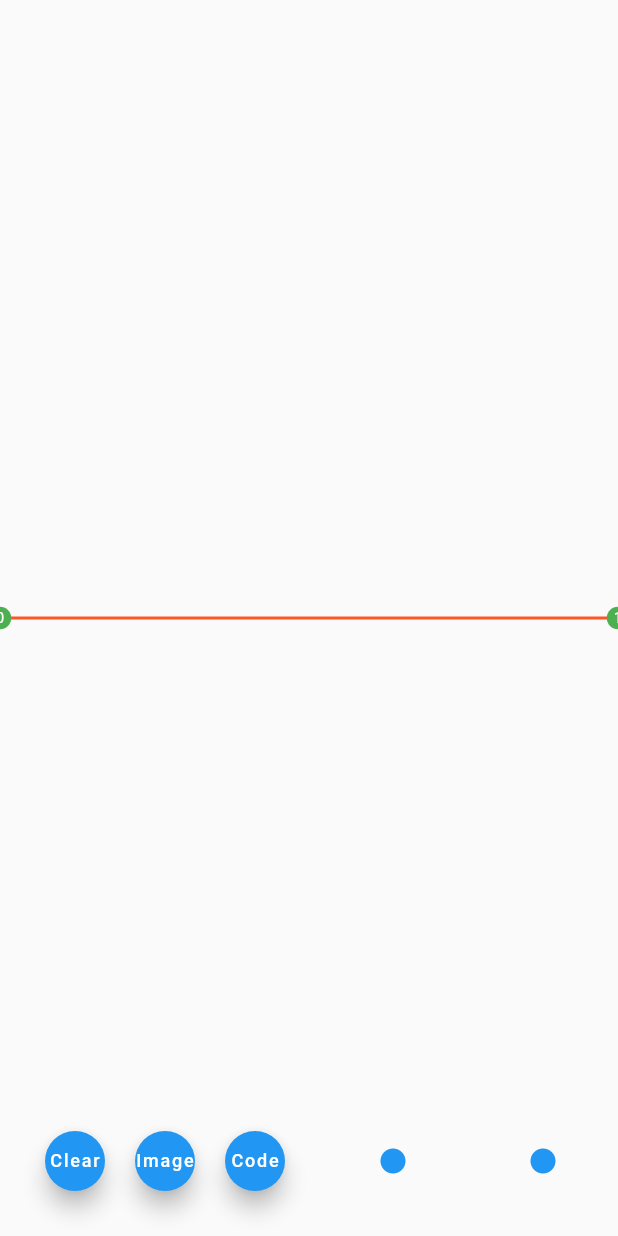
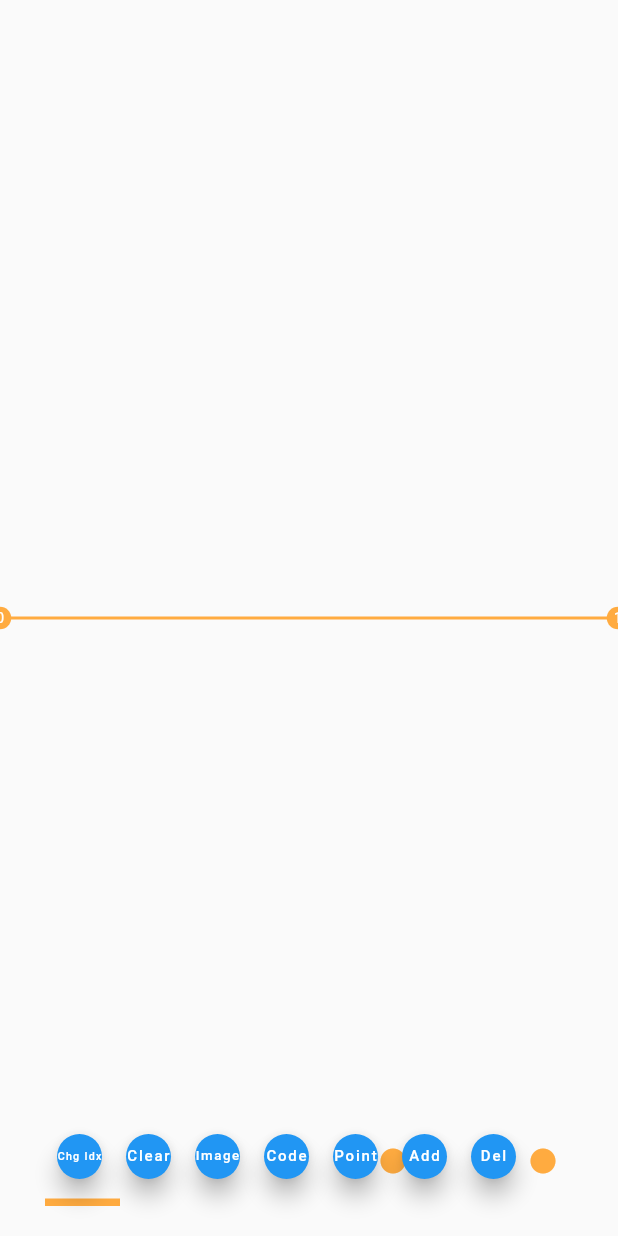
Before and after one commit to XuanTung95/animation_maker, a Flutter app: the screen it shows after launch, after a tap on "Code", on a phone screen of 412 x 824 dp. Run offline on Flutter 3.47's test engine with Material 2 defaults, Android fonts, the phone set to English and light mode, and no system bars; our stand-ins replace image_picker.

Commit message:
add multiple line

```diff
--- a/lib/main.dart
+++ b/lib/main.dart
@@ -48,8 +48,10 @@ class Point {
 
   bool panDown = false;
 
-  Widget build(BuildContext context, int index) {
-    var size = MediaQuery.of(context).size;
+  Widget build(BuildContext context, int index, Color color) {
+    var size = MediaQuery
+        .of(context)
+        .size;
     var _pos = getPos(size);
     return Positioned(
         bottom: _pos.dy - 15 / 2,
@@ -81,7 +83,7 @@ class Point {
           child: Container(
             decoration: BoxDecoration(
               shape: BoxShape.circle,
-              color: Colors.green,
+              color: color,
             ),
             child: Center(
                 child: Text(
@@ -95,13 +97,15 @@ class Point {
 
 class _MyHomePageState extends State<MyHomePage>
     with SingleTickerProviderStateMixin {
-  List<Point> points = [];
+  List<List<Point>> points = [];
+  int currIndex = 0;
   late AnimationController animation;
   StateSetter? mySetState;
   MyAnimation myAnimation = MyAnimation();
   Uint8List? bgImage;
 
   _MyHomePageState() {
+    points.add([]);
     initPoints();
   }
 
@@ -110,10 +114,12 @@ class _MyHomePageState extends State<MyHomePage>
   }
 
   void initPoints() {
-    points = [
+    List<Point> lst = points[currIndex];
+    lst.clear();
+    lst.addAll([
       Point(Offset(0, 0.5), callback: callBack),
       Point(Offset(1, 0.5), callback: callBack),
-    ];
+    ]);
   }
 
   @override
@@ -121,7 +127,7 @@ class _MyHomePageState extends State<MyHomePage>
     super.initState();
     animation = AnimationController(
       vsync: this,
-      duration: Duration(seconds: 3),
+      duration: Duration(seconds: 1),
     );
     animation.addListener(updateAnimation);
     animation.repeat();
@@ -146,27 +152,9 @@ class _MyHomePageState extends State<MyHomePage>
           StatefulBuilder(
             builder: (context, setState) {
               mySetState = setState;
-              myAnimation.points = points.map((e) => e.pos).toList();
               return SizedBox.expand(
                 child: Stack(
-                  children: [
-                    Positioned(
-                        right: 40,
-                        bottom: myAnimation.transform(animation.value) * 80,
-                        child: Icon(
-                          Icons.circle,
-                          color: Colors.blue,
-                          size: 20,
-                        )),
-                    Positioned(
-                        bottom: 40,
-                        right: 100 + myAnimation.transform(animation.value) * 80,
-                        child: Icon(
-                          Icons.circle,
-                          color: Colors.blue,
-                          size: 20,
-                        )),
-                  ],
+                  children: buildAnimation(),
                 ),
               );
             },
@@ -178,18 +166,20 @@ class _MyHomePageState extends State<MyHomePage>
               },
               onTapUp: (detail) {
                 print(detail);
-                var size = MediaQuery.of(context).size;
+                var size = MediaQuery
+                    .of(context)
+                    .size;
                 setState(() {
                   Point p = Point(
                       Offset(detail.globalPosition.dx / size.width,
                           1 - detail.globalPosition.dy / size.height),
                       callback: callBack, remove: (item) {
                     setState(() {
-                      points.remove(item);
+                      points[currIndex].remove(item);
                       sort();
                     });
                   });
-                  points.add(p);
+                  points[currIndex].add(p);
                   sort();
                 });
               },
@@ -197,29 +187,65 @@ class _MyHomePageState extends State<MyHomePage>
           ),
           ...buildPoint(),
           Positioned(
+            bottom: 20,
+            left: 30,
+            child: Container(
+              width: 50,
+              height: 5,
+              color: getColorIndex(currIndex),
+            ),
+          ),
+          Positioned(
               bottom: 30,
               left: 30,
               child: Row(
                 children: [
-                  SizedBox(
-                    width: 40,
-                    height: 40,
+                  Padding(
+                    padding: const EdgeInsets.all(8.0),
+                    child: SizedBox(
+                      width: 30,
+                      height: 30,
+                      child: FloatingActionButton(
+                        onPressed: () {
+                          if (points.length == 1) return;
+                          currIndex = (currIndex+1) % points.length;
+                          setState(() {
+                          });
+                        },
+                        child: FittedBox(
+                          child: Text(
+                            'Chg Idx',
+                            style: TextStyle(fontSize: 10),
+                          ),
+                        ),
+                      ),
+                    ),
+                  ),
+                  Padding(
+                    padding: const EdgeInsets.all(8.0),
+                    child: SizedBox(
+                      width: 30,
+                      height: 30,
                       child: FloatingActionButton(
                         onPressed: () {
                           setState(() {
                             initPoints();
                           });
                         },
+                        child: FittedBox(
                           child: Text(
                             'Clear',
-                        style: TextStyle(fontSize: 12),
+                            style: TextStyle(fontSize: 10),
                           ),
                         ),
                       ),
-                  SizedBox(width: 20,),
-                  SizedBox(
-                    width: 40,
-                    height: 40,
+                    ),
+                  ),
+                  Padding(
+                    padding: const EdgeInsets.all(8.0),
+                    child: SizedBox(
+                      width: 30,
+                      height: 30,
                       child: FloatingActionButton(
                         onPressed: () async {
                           final ImagePicker _picker = ImagePicker();
@@ -231,24 +257,97 @@ class _MyHomePageState extends State<MyHomePage>
                             setState(() {});
                           }
                         },
+                        child: FittedBox(
                           child: Text(
                             'Image',
-                        style: TextStyle(fontSize: 12),
+                            style: TextStyle(fontSize: 10),
                           ),
                         ),
                       ),
-                  SizedBox(width: 20,),
-                  SizedBox(
-                    width: 40,
-                    height: 40,
+                    ),
+                  ),
+                  Padding(
+                    padding: const EdgeInsets.all(8.0),
+                    child: SizedBox(
+                      width: 30,
+                      height: 30,
                       child: FloatingActionButton(
                         onPressed: () {
-                        String code = MyAnimation.genCode(points.map((e) => e.pos).toList());
+                          String code = MyAnimation.genCode(points.map((e) =>
+                          e.map((l) => l.pos).toList()).toList());
                           Clipboard.setData(ClipboardData(text: code));
                         },
+                        child: FittedBox(
                           child: Text(
                             'Code',
-                        style: TextStyle(fontSize: 12),
+                            style: TextStyle(fontSize: 10),
+                          ),
+                        ),
+                      ),
+                    ),
+                  ),
+                  Padding(
+                    padding: const EdgeInsets.all(8.0),
+                    child: SizedBox(
+                      width: 30,
+                      height: 30,
+                      child: FloatingActionButton(
+                        onPressed: () {
+                          String code = MyAnimation.genCode(points.map((e) =>
+                              e.map((l) => l.pos).toList()).toList(), onlyArray: true);
+                          Clipboard.setData(ClipboardData(text: code));
+                        },
+                        child: FittedBox(
+                          child: Text(
+                            'Point',
+                            style: TextStyle(fontSize: 10),
+                          ),
+                        ),
+                      ),
+                    ),
+                  ),
+                  Padding(
+                    padding: const EdgeInsets.all(8.0),
+                    child: SizedBox(
+                      width: 30,
+                      height: 30,
+                      child: FloatingActionButton(
+                        onPressed: () {
+                          points.add([]);
+                          currIndex = points.length - 1;
+                          initPoints();
+                          setState(() {});
+                        },
+                        child: FittedBox(
+                          child: Text(
+                            'Add',
+                            style: TextStyle(fontSize: 10),
+                          ),
+                        ),
+                      ),
+                    ),
+                  ),
+                  Padding(
+                    padding: const EdgeInsets.all(8.0),
+                    child: SizedBox(
+                      width: 30,
+                      height: 30,
+                      child: FloatingActionButton(
+                        onPressed: () {
+                          if (points.length > 1) {
+                            points.removeAt(currIndex);
+                            if (currIndex > points.length - 1) {
+                              currIndex = points.length - 1;
+                            }
+                            setState(() {});
+                          }
+                        },
+                        child: FittedBox(
+                          child: Text(
+                            'Del',
+                            style: TextStyle(fontSize: 10),
+                          ),
+                        ),
                       ),
                     ),
                   ),
@@ -262,25 +361,37 @@ class _MyHomePageState extends State<MyHomePage>
   List<Widget> buildPoint() {
     List<Widget> ret = [];
     for (int i = 0; i < points.length; i++) {
-      ret.add(points[i].build(context, i));
+      var curr = points[i];
+      var color = getColorIndex(i);
+      for(int j = 0; j < curr.length; j++) {
+        ret.add(curr[j].build(context, j, color));
+      }
     }
     return ret;
   }
 
   Widget buildLine() {
+    List<Widget> children = [];
+    for(int i=0; i< points.length; i++) {
+      var item = points[i];
+      children.add(CustomPaint(
+        painter: MyCustomPainter(item, getColorIndex(i)),
+        child: SizedBox.expand(),
+      ));
+    }
     return IgnorePointer(
       child: Container(
         color: Colors.transparent,
-        child: CustomPaint(
-          painter: MyCustomPainter(points),
-          child: SizedBox.expand(),
+        child: Stack(
+          children: children,
         ),
       ),
     );
   }
 
   void sort() {
-    points.sort((o1, o2) {
+    points.forEach((e) {
+      e.sort((o1, o2) {
         if (o1.pos.dx > o2.pos.dx) {
           return 1;
         } else if (o1.pos.dx < o2.pos.dx) {
@@ -289,13 +400,57 @@ class _MyHomePageState extends State<MyHomePage>
           return 0;
         }
       });
+    });
+  }
+
+  Color getColorIndex(int i) {
+    List<Color> colors = [
+      Colors.orangeAccent,
+      Colors.green,
+      Colors.red,
+      Colors.blue,
+      Colors.blueGrey,
+      Colors.cyanAccent,
+      Colors.pink,
+      Colors.deepOrange,
+    ];
+    return colors[i%colors.length];
+  }
+
+  List<Widget> buildAnimation() {
+    List<Widget> ret = [];
+    for (int i = 0; i < points.length; i++) {
+      var color = getColorIndex(i);
+      var lst = points[i];
+      myAnimation.points = lst.map((e) => e.pos).toList();
+      ret.addAll([
+        Positioned(
+            right: 40,
+            bottom: myAnimation.transform(animation.value) * 80,
+            child: Icon(
+              Icons.circle,
+              color: color,
+              size: 20,
+            )),
+        Positioned(
+            bottom: 40,
+            right: 100 + myAnimation.transform(animation.value) * 80,
+            child: Icon(
+              Icons.circle,
+              color: color,
+              size: 20,
+            )),
+      ]);
+    }
+    return ret;
   }
 }
 
 class MyCustomPainter extends CustomPainter {
   final List<Point> points;
+  final Color color;
 
-  MyCustomPainter(this.points);
+  MyCustomPainter(this.points, this.color);
 
   @override
   void paint(Canvas canvas, Size size) {
@@ -311,7 +466,7 @@ class MyCustomPainter extends CustomPainter {
     }
     var paint = Paint()
       ..style = PaintingStyle.stroke
-      ..color = Colors.deepOrange
+      ..color = color
       ..strokeWidth = 2;
     canvas.drawPath(path, paint);
   }
--- a/lib/my_animation.dart
+++ b/lib/my_animation.dart
@@ -2,8 +2,10 @@ import 'dart:ui';
 import 'package:flutter/animation.dart';
 
 class MyAnimation extends Animatable<double> {
-  List<Offset> points = [];
+  List<Offset> points;
   int idx = 0;
+
+  MyAnimation({this.points = const []});
 
   @override
   transform(double t) {
@@ -34,14 +36,18 @@ class MyAnimation extends Animatable<double> {
     return end.dy;
   }
 
-  static String genCode(List<Offset> points) {
+  static String genCode(List<List<Offset>> list, {bool onlyArray = false}) {
     String code = '''
     import 'dart:ui';
     import 'package:flutter/animation.dart';
 
+    POINTS_GO_HERE
+
     class MyAnimation extends Animatable<double> {
-      List<Offset> points = [POINTS_GO_HERE];
+      List<Offset> points = [];
       int idx = 0;
+
+      MyAnimation({this.points = const []});
 
       @override
       transform(double t) {
@@ -74,10 +80,19 @@ class MyAnimation extends Animatable<double> {
     }
     ''';
     String str = '';
-    points.forEach((e) {
-      str += 'Offset(${e.dx},${e.dy}),';
-    });
-    code = code.replaceFirst('POINTS_GO_HERE', str);
-    return code;
+    for(int i=0; i<list.length; i++){
+      var points = list[i];
+      str += 'var ANIMATION_$i = [';
+      points.forEach((e) {
+        str += 'Offset(${e.dx},${e.dy}), ';
+      });
+      str += '];\n';
+    }
+    if (onlyArray) {
+      return str;
+    } else {
+      code = code.replaceFirst('POINTS_GO_HERE', str);
+      return code;
+    }
   }
 }
```
Lines whose indentation alone changed are shown as unchanged.
